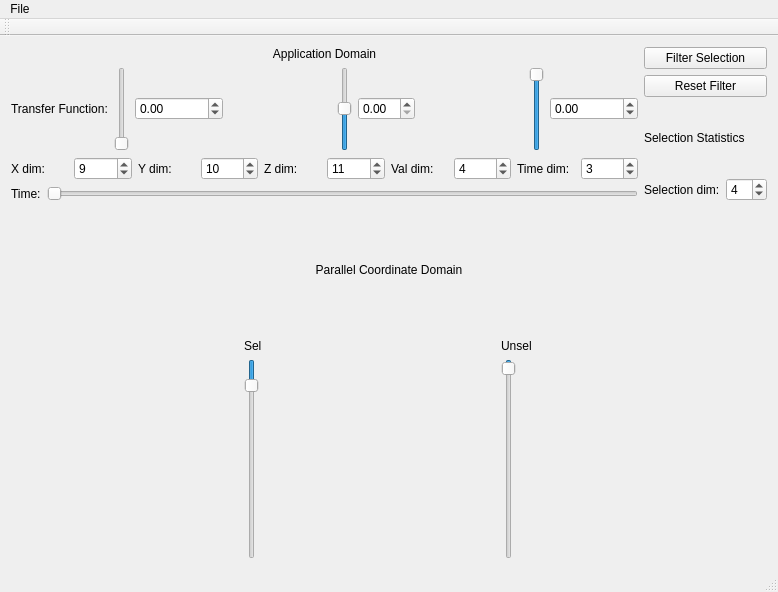
Old version of the form mainwindow.ui in the repository LLNL/MemAxes.
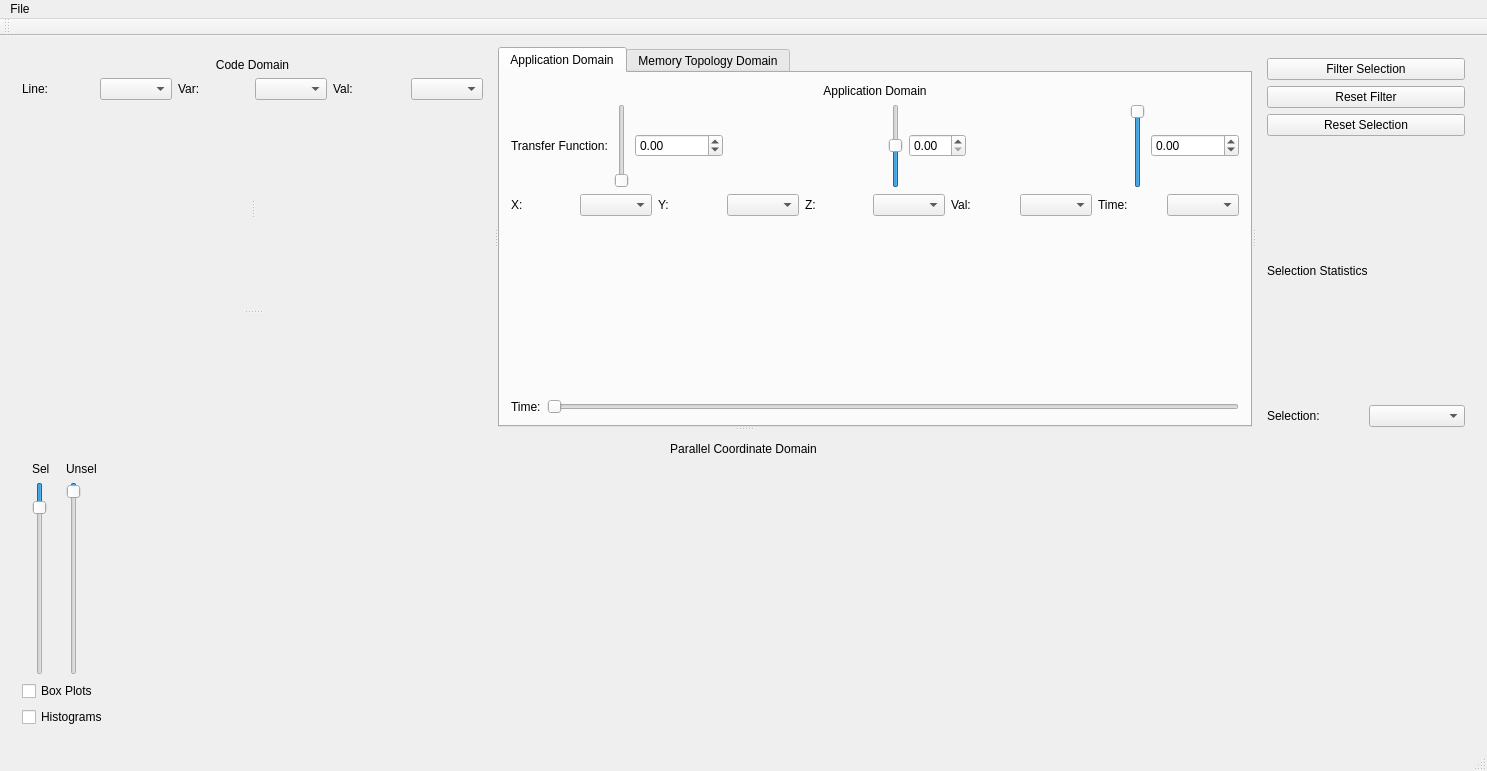
New version of the form. The open tabs and pages were chosen to show the change.

The edit to the form file:
```diff
--- a/mainwindow.ui
+++ b/mainwindow.ui
@@ -6,8 +6,8 @@
    <rect>
     <x>0</x>
     <y>0</y>
-    <width>778</width>
-    <height>592</height>
+    <width>1487</width>
+    <height>771</height>
    </rect>
   </property>
   <property name="windowTitle">
@@ -16,8 +16,102 @@
   <widget class="QWidget" name="centralWidget">
    <layout class="QVBoxLayout" name="verticalLayout_2">
     <item>
-     <layout class="QHBoxLayout" name="midLayout">
+     <widget class="QSplitter" name="splitter_2">
+      <property name="orientation">
+       <enum>Qt::Vertical</enum>
+      </property>
+      <widget class="QSplitter" name="splitter">
+       <property name="orientation">
+        <enum>Qt::Horizontal</enum>
+       </property>
+       <widget class="QWidget" name="layoutWidget">
+        <layout class="QVBoxLayout" name="codeDomainParent">
       <item>
+          <widget class="QLabel" name="label_13">
+           <property name="text">
+            <string>Code Domain</string>
+           </property>
+           <property name="alignment">
+            <set>Qt::AlignCenter</set>
+           </property>
+          </widget>
+         </item>
+         <item>
+          <layout class="QHBoxLayout" name="horizontalLayout_6">
+           <item>
+            <widget class="QLabel" name="label_15">
+             <property name="text">
+              <string>Line:</string>
+             </property>
+            </widget>
+           </item>
+           <item>
+            <widget class="QComboBox" name="lineNum"/>
+           </item>
+           <item>
+            <widget class="QLabel" name="label_16">
+             <property name="text">
+              <string>Var:</string>
+             </property>
+            </widget>
+           </item>
+           <item>
+            <widget class="QComboBox" name="varSel"/>
+           </item>
+           <item>
+            <widget class="QLabel" name="label_14">
+             <property name="text">
+              <string>Val:</string>
+             </property>
+            </widget>
+           </item>
+           <item>
+            <widget class="QComboBox" name="codeMetric"/>
+           </item>
+          </layout>
+         </item>
+         <item>
+          <widget class="QSplitter" name="splitter_3">
+           <property name="orientation">
+            <enum>Qt::Vertical</enum>
+           </property>
+           <widget class="QSplitter" name="splitter_4">
+            <property name="orientation">
+             <enum>Qt::Vertical</enum>
+            </property>
+            <widget class="QWidget" name="horizontalLayoutWidget">
+             <layout class="QHBoxLayout" name="horizontalLayout_5">
+              <item>
+               <widget class="QSplitter" name="splitter_5">
+                <property name="orientation">
+                 <enum>Qt::Horizontal</enum>
+                </property>
+                <widget class="QWidget" name="layoutWidget">
+                 <layout class="QVBoxLayout" name="codeVizLayout"/>
+                </widget>
+                <widget class="QWidget" name="layoutWidget">
+                 <layout class="QVBoxLayout" name="varVizLayout"/>
+                </widget>
+               </widget>
+              </item>
+             </layout>
+            </widget>
+            <widget class="QWidget" name="verticalLayoutWidget">
+             <layout class="QVBoxLayout" name="codeEditorLayout"/>
+            </widget>
+           </widget>
+          </widget>
+         </item>
+        </layout>
+       </widget>
+       <widget class="QTabWidget" name="CenterTabWidget">
+        <property name="currentIndex">
+         <number>1</number>
+        </property>
+        <widget class="QWidget" name="application">
+         <attribute name="title">
+          <string>Application Domain</string>
+         </attribute>
        <layout class="QVBoxLayout" name="AppDomainLayout">
         <item>
          <widget class="QLabel" name="AppDomain_label">
@@ -139,77 +233,71 @@
           <item>
            <widget class="QLabel" name="label_3">
             <property name="text">
-             <string>X dim:</string>
+               <string>X:</string>
             </property>
            </widget>
           </item>
           <item>
-           <widget class="QSpinBox" name="vol_xdim">
-            <property name="value">
-             <number>9</number>
-            </property>
-           </widget>
+             <widget class="QComboBox" name="vol_xdim_box"/>
           </item>
           <item>
            <widget class="QLabel" name="label_4">
             <property name="text">
-             <string>Y dim:</string>
+               <string>Y:</string>
             </property>
            </widget>
           </item>
           <item>
-           <widget class="QSpinBox" name="vol_ydim">
-            <property name="value">
-             <number>10</number>
-            </property>
-           </widget>
+             <widget class="QComboBox" name="vol_ydim_box"/>
           </item>
           <item>
            <widget class="QLabel" name="label_5">
             <property name="text">
-             <string>Z dim:</string>
+               <string>Z:</string>
             </property>
            </widget>
           </item>
           <item>
-           <widget class="QSpinBox" name="vol_zdim">
-            <property name="value">
-             <number>11</number>
-            </property>
-           </widget>
+             <widget class="QComboBox" name="vol_zdim_box"/>
           </item>
           <item>
            <widget class="QLabel" name="label_6">
             <property name="text">
-             <string>Val dim:</string>
+               <string>Val:</string>
             </property>
            </widget>
           </item>
           <item>
-           <widget class="QSpinBox" name="vol_wdim">
-            <property name="value">
-             <number>4</number>
-            </property>
-           </widget>
+             <widget class="QComboBox" name="vol_wdim_box"/>
           </item>
           <item>
            <widget class="QLabel" name="label_7">
             <property name="text">
-             <string>Time dim:</string>
+               <string>Time:</string>
             </property>
            </widget>
           </item>
           <item>
-           <widget class="QSpinBox" name="time_dim">
-            <property name="value">
-             <number>3</number>
-            </property>
-           </widget>
+             <widget class="QComboBox" name="vol_tdim_box"/>
           </item>
          </layout>
         </item>
         <item>
-         <layout class="QHBoxLayout" name="volVizLayout"/>
+           <layout class="QHBoxLayout" name="volVizLayout">
+            <item>
+             <spacer name="verticalSpacer">
+              <property name="orientation">
+               <enum>Qt::Vertical</enum>
+              </property>
+              <property name="sizeHint" stdset="0">
+               <size>
+                <width>20</width>
+                <height>40</height>
+               </size>
+              </property>
+             </spacer>
+            </item>
+           </layout>
         </item>
         <item>
          <layout class="QHBoxLayout" name="horizontalLayout_2">
@@ -236,8 +324,38 @@
          </layout>
         </item>
        </layout>
+        </widget>
+        <widget class="QWidget" name="memory">
+         <attribute name="title">
+          <string>Memory Topology Domain</string>
+         </attribute>
+         <layout class="QVBoxLayout" name="verticalLayout_5">
+          <item>
+           <widget class="QLabel" name="label_17">
+            <property name="sizePolicy">
+             <sizepolicy hsizetype="Preferred" vsizetype="Fixed">
+              <horstretch>0</horstretch>
+              <verstretch>0</verstretch>
+             </sizepolicy>
+            </property>
+            <property name="layoutDirection">
+             <enum>Qt::LeftToRight</enum>
+            </property>
+            <property name="text">
+             <string>Memory Topology</string>
+            </property>
+            <property name="alignment">
+             <set>Qt::AlignCenter</set>
+            </property>
+           </widget>
       </item>
       <item>
+           <layout class="QHBoxLayout" name="memoryLayout"/>
+          </item>
+         </layout>
+        </widget>
+       </widget>
+       <widget class="QWidget" name="layoutWidget">
        <layout class="QVBoxLayout" name="selectionLayout">
         <property name="sizeConstraint">
          <enum>QLayout::SetDefaultConstraint</enum>
@@ -259,6 +377,13 @@
           </property>
          </widget>
         </item>
+         <item>
+          <widget class="QPushButton" name="resetSelection">
+           <property name="text">
+            <string>Reset Selection</string>
+           </property>
+          </widget>
+         </item>
         <item>
          <widget class="QLabel" name="label_10">
           <property name="sizePolicy">
@@ -277,24 +402,19 @@
           <item>
            <widget class="QLabel" name="label_11">
             <property name="text">
-             <string>Selection dim:</string>
+              <string>Selection:</string>
             </property>
            </widget>
           </item>
           <item>
-           <widget class="QSpinBox" name="dimSelector">
-            <property name="value">
-             <number>4</number>
-            </property>
-           </widget>
+            <widget class="QComboBox" name="dimSel"/>
           </item>
          </layout>
         </item>
        </layout>
-      </item>
-     </layout>
-    </item>
-    <item>
+       </widget>
+      </widget>
+      <widget class="QWidget" name="layoutWidget">
      <layout class="QVBoxLayout" name="verticalLayout_4">
       <item>
        <widget class="QLabel" name="label_12">
@@ -309,15 +429,22 @@
       <item>
        <layout class="QHBoxLayout" name="horizontalLayout_4">
         <item>
+           <layout class="QVBoxLayout" name="verticalLayout_6">
+            <property name="sizeConstraint">
+             <enum>QLayout::SetFixedSize</enum>
+            </property>
+            <item>
+             <layout class="QHBoxLayout" name="horizontalLayout_7">
+              <property name="sizeConstraint">
+               <enum>QLayout::SetFixedSize</enum>
+              </property>
+              <item>
          <layout class="QVBoxLayout" name="verticalLayout">
+                <property name="sizeConstraint">
+                 <enum>QLayout::SetFixedSize</enum>
+                </property>
           <item>
            <widget class="QLabel" name="label">
-            <property name="sizePolicy">
-             <sizepolicy hsizetype="Preferred" vsizetype="Fixed">
-              <horstretch>0</horstretch>
-              <verstretch>0</verstretch>
-             </sizepolicy>
-            </property>
             <property name="text">
              <string>Sel</string>
             </property>
@@ -334,7 +461,7 @@
             <property name="maximumSize">
              <size>
               <width>16777215</width>
-              <height>200</height>
+                    <height>16777215</height>
              </size>
             </property>
             <property name="maximum">
@@ -361,6 +488,9 @@
         </item>
         <item>
          <layout class="QVBoxLayout" name="verticalLayout_3">
+                <property name="sizeConstraint">
+                 <enum>QLayout::SetFixedSize</enum>
+                </property>
           <item>
            <widget class="QLabel" name="label_2">
             <property name="sizePolicy">
@@ -385,7 +515,7 @@
             <property name="maximumSize">
              <size>
               <width>16777215</width>
-              <height>200</height>
+                    <height>16777215</height>
              </size>
             </property>
             <property name="maximum">
@@ -410,12 +540,46 @@
           </item>
          </layout>
         </item>
+             </layout>
+            </item>
         <item>
-         <layout class="QVBoxLayout" name="parallelCoordinatesLayout"/>
-        </item>
-       </layout>
-      </item>
-     </layout>
+             <widget class="QCheckBox" name="boxplotBox">
+              <property name="text">
+               <string>Box Plots</string>
+              </property>
+             </widget>
+            </item>
+            <item>
+             <widget class="QCheckBox" name="histogramBox">
+              <property name="text">
+               <string>Histograms</string>
+              </property>
+             </widget>
+            </item>
+           </layout>
+          </item>
+          <item>
+           <layout class="QVBoxLayout" name="parallelCoordinatesLayout">
+            <item>
+             <spacer name="horizontalSpacer_3">
+              <property name="orientation">
+               <enum>Qt::Horizontal</enum>
+              </property>
+              <property name="sizeHint" stdset="0">
+               <size>
+                <width>40</width>
+                <height>0</height>
+               </size>
+              </property>
+             </spacer>
+            </item>
+           </layout>
+          </item>
+         </layout>
+        </item>
+       </layout>
+      </widget>
+     </widget>
     </item>
    </layout>
   </widget>
@@ -424,7 +588,7 @@
     <rect>
      <x>0</x>
      <y>0</y>
-     <width>778</width>
+     <width>1487</width>
      <height>22</height>
     </rect>
    </property>
```
Left out of the diff: 12 changed lines with no effect on the pictures. Lines whose indentation alone changed are shown as unchanged.
